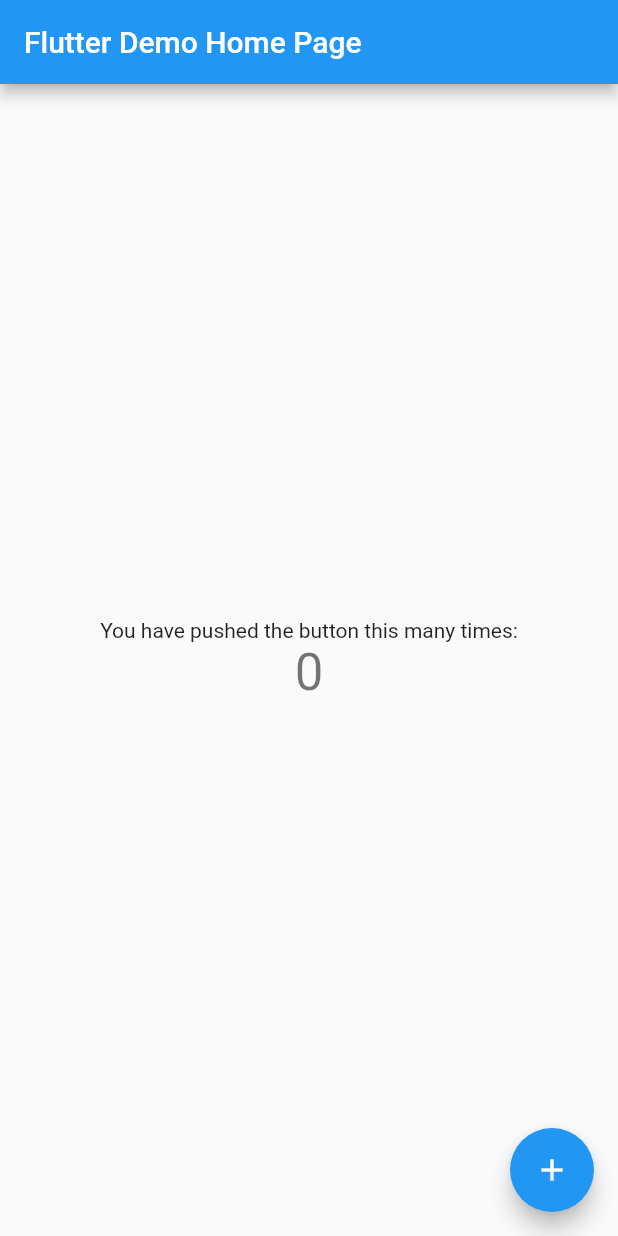
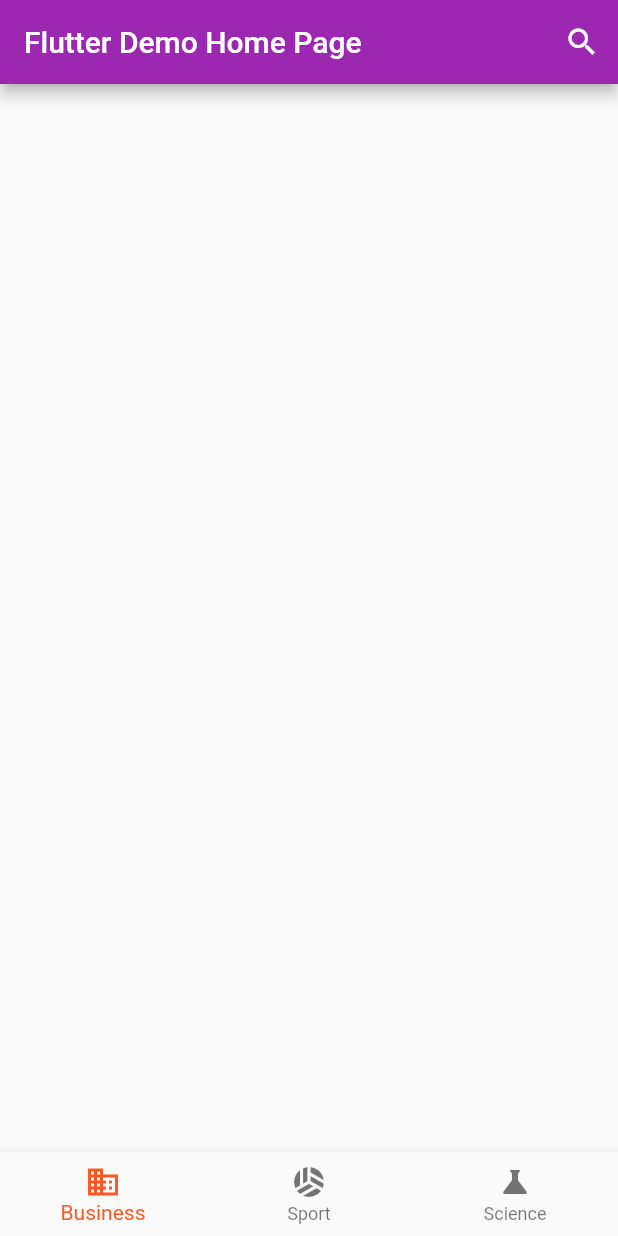
Before and after one commit to Abanoub-Samy/news-app, a Flutter app: the screen it shows after launch, on a phone screen of 412 x 824 dp. Run offline on Flutter 3.47's test engine with Material 2 defaults, Android fonts, the phone set to English and light mode, and no system bars; our stand-ins replace bloc, flutter_bloc.

Commit message:
create_ScreensAndCubit

```diff
--- /dev/null
+++ b/lib/cubit/cubit.dart
@@ -0,0 +1,40 @@
+import 'package:bloc/bloc.dart';
+import 'package:flutter/material.dart';
+import 'package:flutter_bloc/flutter_bloc.dart';
+import 'package:news_app/cubit/states.dart';
+import 'package:news_app/screens/business_screen.dart';
+import 'package:news_app/screens/science_screen.dart';
+import 'package:news_app/screens/sport_screen.dart';
+
+class AppCubit extends Cubit<AppStates> {
+  AppCubit() : super(InitialState());
+
+  static AppCubit get(context) => BlocProvider.of(context);
+
+  int currentIndex = 0;
+
+  List<BottomNavigationBarItem> bottomItems = [
+    BottomNavigationBarItem(
+      icon: Icon(Icons.business),
+      label: 'Business',
+    ),
+    BottomNavigationBarItem(
+      icon: Icon(Icons.sports_volleyball_rounded),
+      label: 'Sport',
+    ),
+    BottomNavigationBarItem(
+      icon: Icon(Icons.science),
+      label: 'Science',
+    ),
+  ];
+  List<Widget> screens = [
+    BusinessScreen(),
+    SportScreen(),
+    ScienceScreen(),
+  ];
+
+  void changeBottomNavBar(index) {
+    currentIndex = index;
+    emit(NewBottomNavState());
+  }
+}
--- /dev/null
+++ b/lib/cubit/states.dart
@@ -0,0 +1,4 @@
+abstract class AppStates{}
+class InitialState extends AppStates{}
+
+class NewBottomNavState extends AppStates{}
--- a/lib/main.dart
+++ b/lib/main.dart
@@ -1,4 +1,7 @@
 import 'package:flutter/material.dart';
+import 'package:flutter_bloc/flutter_bloc.dart';
+import 'package:news_app/cubit/cubit.dart';
+import 'package:news_app/cubit/states.dart';
 
 void main() {
   runApp(MyApp());
@@ -8,37 +11,31 @@ class MyApp extends StatelessWidget {
   // This widget is the root of your application.
   @override
   Widget build(BuildContext context) {
-    return MaterialApp(
-      title: 'Flutter Demo',
-      theme: ThemeData(
-        // This is the theme of your application.
-        //
-        // Try running your application with "flutter run". You'll see the
-        // application has a blue toolbar. Then, without quitting the app, try
-        // changing the primarySwatch below to Colors.green and then invoke
-        // "hot reload" (press "r" in the console where you ran "flutter run",
-        // or simply save your changes to "hot reload" in a Flutter IDE).
-        // Notice that the counter didn't reset back to zero; the application
-        // is not restarted.
-        primarySwatch: Colors.blue,
+    return BlocProvider(
+      create: (BuildContext ctx) => AppCubit(),
+      child: BlocConsumer<AppCubit, AppStates>(
+        listener: (ctx, state) {},
+        builder: (ctx, state) {
+          return MaterialApp(
+            title: 'Flutter Demo',
+            debugShowCheckedModeBanner: false,
+            theme: ThemeData(
+                primarySwatch: Colors.purple,
+                bottomNavigationBarTheme: BottomNavigationBarThemeData(
+                  type: BottomNavigationBarType.fixed,
+                  selectedItemColor: Colors.deepOrange,
+                ),
+                iconTheme: IconThemeData()),
+            home: MyHomePage(title: 'Flutter Demo Home Page'),
+          );
+        },
       ),
-      home: MyHomePage(title: 'Flutter Demo Home Page'),
     );
   }
 }
 
 class MyHomePage extends StatefulWidget {
   MyHomePage({Key? key, required this.title}) : super(key: key);
-
-  // This widget is the home page of your application. It is stateful, meaning
-  // that it has a State object (defined below) that contains fields that affect
-  // how it looks.
-
-  // This class is the configuration for the state. It holds the values (in this
-  // case the title) provided by the parent (in this case the App widget) and
-  // used by the build method of the State. Fields in a Widget subclass are
-  // always marked "final".
-
   final String title;
 
   @override
@@ -46,68 +43,22 @@ class MyHomePage extends StatefulWidget {
 }
 
 class _MyHomePageState extends State<MyHomePage> {
-  int _counter = 0;
-
-  void _incrementCounter() {
-    setState(() {
-      // This call to setState tells the Flutter framework that something has
-      // changed in this State, which causes it to rerun the build method below
-      // so that the display can reflect the updated values. If we changed
-      // _counter without calling setState(), then the build method would not be
-      // called again, and so nothing would appear to happen.
-      _counter++;
-    });
-  }
-
   @override
   Widget build(BuildContext context) {
-    // This method is rerun every time setState is called, for instance as done
-    // by the _incrementCounter method above.
-    //
-    // The Flutter framework has been optimized to make rerunning build methods
-    // fast, so that you can just rebuild anything that needs updating rather
-    // than having to individually change instances of widgets.
+    var cubit = AppCubit.get(context);
     return Scaffold(
       appBar: AppBar(
-        // Here we take the value from the MyHomePage object that was created by
-        // the App.build method, and use it to set our appbar title.
         title: Text(widget.title),
+        actions: [IconButton(onPressed: () {}, icon: Icon(Icons.search))],
       ),
-      body: Center(
-        // Center is a layout widget. It takes a single child and positions it
-        // in the middle of the parent.
-        child: Column(
-          // Column is also a layout widget. It takes a list of children and
-          // arranges them vertically. By default, it sizes itself to fit its
-          // children horizontally, and tries to be as tall as its parent.
-          //
-          // Invoke "debug painting" (press "p" in the console, choose the
-          // "Toggle Debug Paint" action from the Flutter Inspector in Android
-          // Studio, or the "Toggle Debug Paint" command in Visual Studio Code)
-          // to see the wireframe for each widget.
-          //
-          // Column has various properties to control how it sizes itself and
-          // how it positions its children. Here we use mainAxisAlignment to
-          // center the children vertically; the main axis here is the vertical
-          // axis because Columns are vertical (the cross axis would be
-          // horizontal).
-          mainAxisAlignment: MainAxisAlignment.center,
-          children: <Widget>[
-            Text(
-              'You have pushed the button this many times:',
-            ),
-            Text(
-              '$_counter',
-              style: Theme.of(context).textTheme.headline4,
-            ),
-          ],
-        ),
+      bottomNavigationBar: BottomNavigationBar(
+        items: cubit.bottomItems,
+        currentIndex: cubit.currentIndex,
+        onTap: (index) {
+          cubit.changeBottomNavBar(index);
+        },
       ),
-      floatingActionButton: FloatingActionButton(
-        onPressed: _incrementCounter,
-        tooltip: 'Increment',
-        child: Icon(Icons.add),
-      ), // This trailing comma makes auto-formatting nicer for build methods.
+      body: cubit.screens[cubit.currentIndex],
     );
   }
 }
--- /dev/null
+++ b/lib/screens/business_screen.dart
@@ -0,0 +1,9 @@
+import 'package:flutter/material.dart';
+
+class BusinessScreen extends StatelessWidget {
+
+  @override
+  Widget build(BuildContext context) {
+    return Container();
+  }
+}
--- /dev/null
+++ b/lib/screens/science_screen.dart
@@ -0,0 +1,9 @@
+import 'package:flutter/material.dart';
+
+class ScienceScreen extends StatelessWidget {
+
+  @override
+  Widget build(BuildContext context) {
+    return Container();
+  }
+}
--- /dev/null
+++ b/lib/screens/sport_screen.dart
@@ -0,0 +1,9 @@
+import 'package:flutter/material.dart';
+
+class SportScreen extends StatelessWidget {
+
+  @override
+  Widget build(BuildContext context) {
+    return Container();
+  }
+}
--- a/pubspec.yaml
+++ b/pubspec.yaml
@@ -23,11 +23,14 @@ environment:
 dependencies:
   flutter:
     sdk: flutter
+  bloc: ^7.0.0
+  flutter_bloc: ^7.0.0
+  dio: ^4.0.0
 
 
   # The following adds the Cupertino Icons font to your application.
   # Use with the CupertinoIcons class for iOS style icons.
-  cupertino_icons: ^1.0.2
+  cupertino_icons: ^1.0.3
 
 dev_dependencies:
   flutter_test:
```
Also changed, not shown: pubspec.lock.
